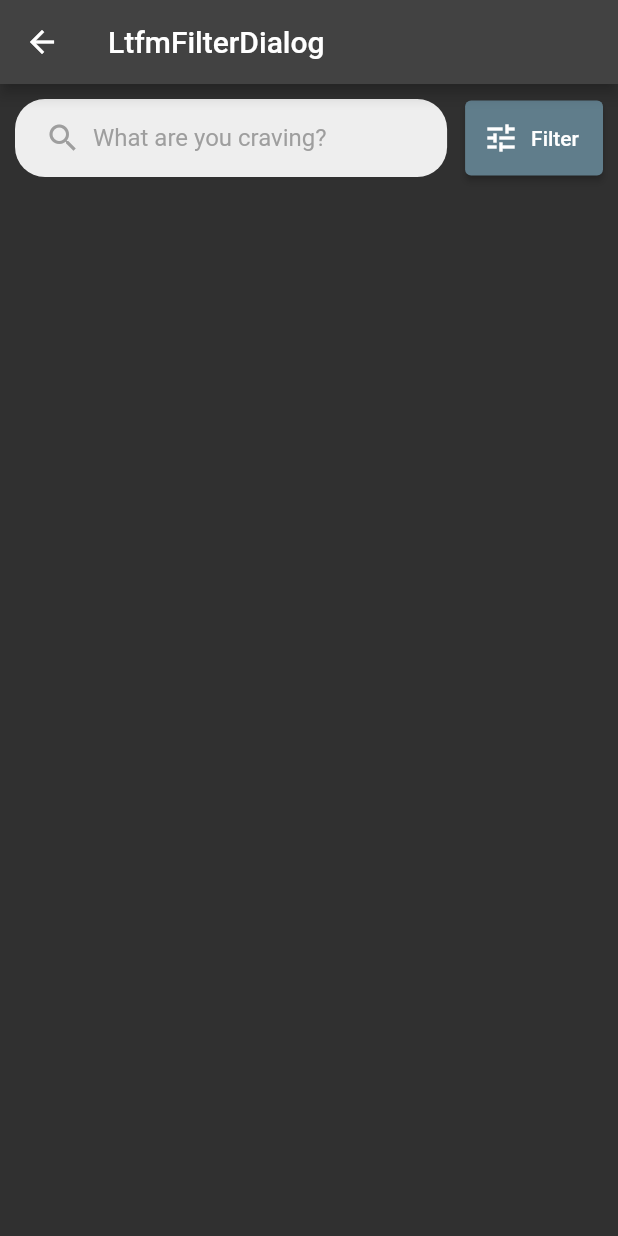
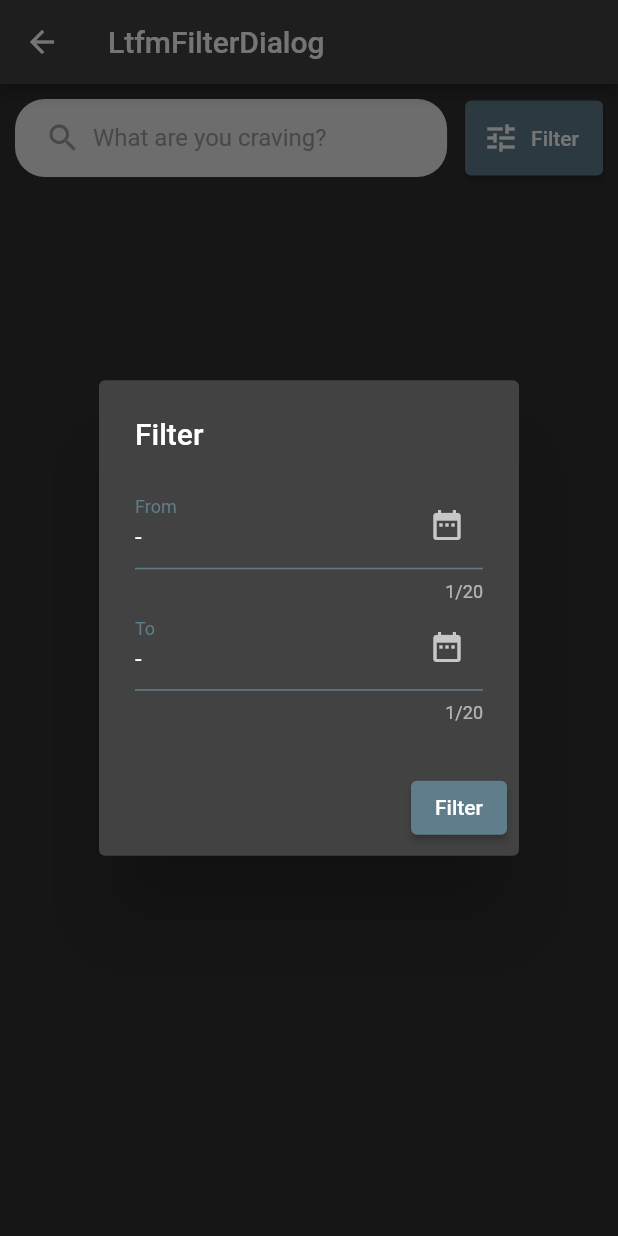
Before and after one commit to lie16/fic_exercises, a Flutter app: the LtfmFilterDialogView screen opened directly, after a tap on "Filter", on a phone screen of 412 x 824 dp. Run offline on Flutter 3.47's test engine with Material 2 defaults, Android fonts, the phone set to English and light mode, and no system bars; our stand-ins replace blur, cached_network_image, carousel_slider, dio, file_picker, flutter_image_compress and 7 more; missing offline and left inert: file_picker_cross.

Commit message:
filter fialog

```diff
--- a/lib/module/tutorial/latihan/ltfm_filter_dialog/view/ltfm_filter_dialog_view.dart
+++ b/lib/module/tutorial/latihan/ltfm_filter_dialog/view/ltfm_filter_dialog_view.dart
@@ -103,6 +103,40 @@ class LtfmFilterDialogView extends StatefulWidget {
                         //! Tambahkan field2 ini:
                         //? datepicker dengan label "from"
                         //? datepicker dengan label "to"
+                        await showDialog<void>(
+                          context: context,
+                          barrierDismissible: true,
+                          builder: (BuildContext context) {
+                            return AlertDialog(
+                              title: const Text('Filter'),
+                              content: SingleChildScrollView(
+                                child: ListBody(
+                                  children: <Widget>[
+                                    QDatePicker(
+                                      label: "From",
+                                      onChanged: (dateFrom) {},
+                                    ),
+                                    QDatePicker(
+                                      label: "To",
+                                      onChanged: (dateTo) {},
+                                    ),
+                                  ],
+                                ),
+                              ),
+                              actions: <Widget>[
+                                ElevatedButton(
+                                  style: ElevatedButton.styleFrom(
+                                    backgroundColor: Colors.blueGrey,
+                                  ),
+                                  onPressed: () {
+                                    Navigator.pop(context);
+                                  },
+                                  child: const Text("Filter"),
+                                ),
+                              ],
+                            );
+                          },
+                        );
                       },
                     ),
                   ),
```
